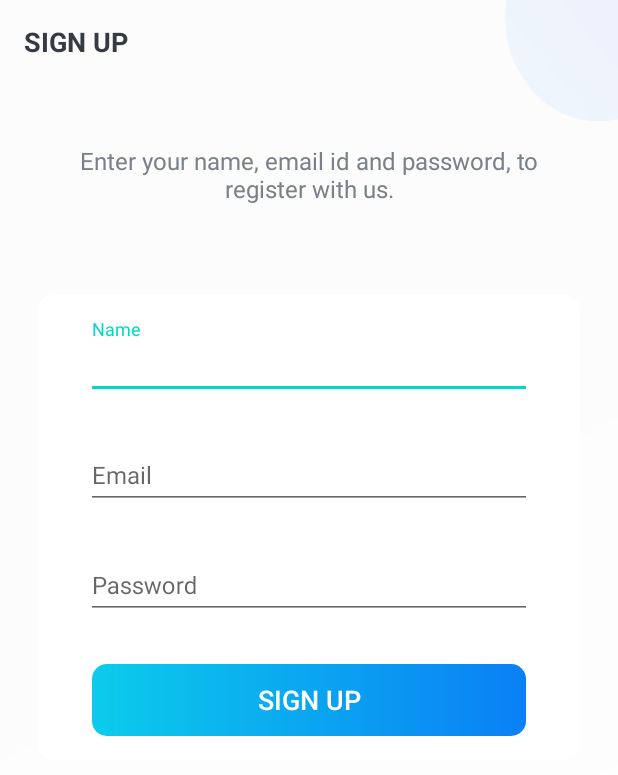
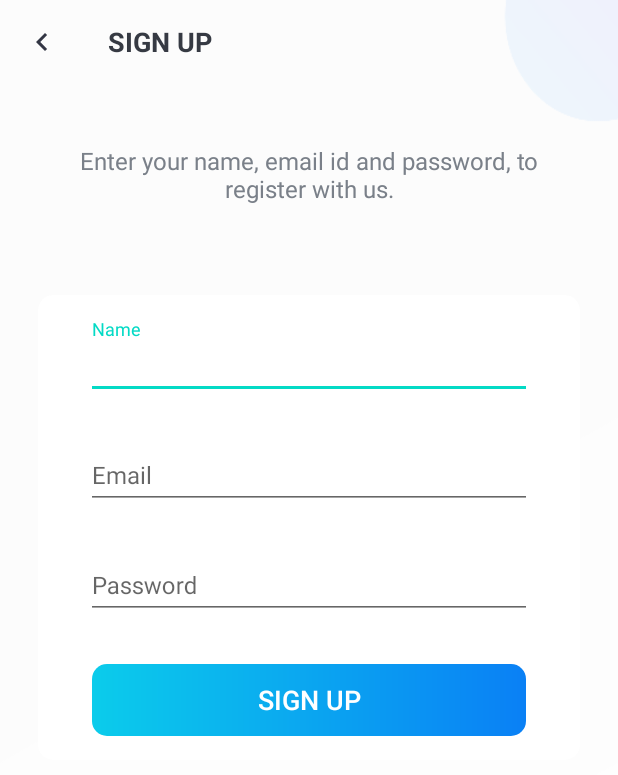
Before and after one commit to brucewu1996/Google_DSC_food168, an Android app: the SignUpActivity screen opened directly, with no data from a screen before it, on a phone screen of 412 x 824 dp. Shown: the top 775 px of the screen. Run offline under Robolectric (Android 15) with nearby library versions, the phone set to English and light mode, and no system bars; Roboto replaces fonts that are not available here.

Commit message:
Fix: sign up page

```diff
--- a/app/src/main/java/com/example/androidcamera/IntroActivity.kt
+++ b/app/src/main/java/com/example/androidcamera/IntroActivity.kt
@@ -1,8 +1,10 @@
 package com.example.androidcamera
 
+import android.content.Intent
 import androidx.appcompat.app.AppCompatActivity
 import android.os.Bundle
 import android.view.WindowManager
+import kotlinx.android.synthetic.main.activity_intro.*
 
 class IntroActivity : AppCompatActivity() {
     override fun onCreate(savedInstanceState: Bundle?) {
@@ -13,5 +15,9 @@ class IntroActivity : AppCompatActivity() {
             WindowManager.LayoutParams.FLAG_FULLSCREEN,
             WindowManager.LayoutParams.FLAG_FULLSCREEN
         )
+
+        btn_sign_in_intro.setOnClickListener {
+            startActivity(Intent(this, SignUpActivity::class.java))
+        }
     }
 }
--- a/app/src/main/java/com/example/androidcamera/SignUpActivity.kt
+++ b/app/src/main/java/com/example/androidcamera/SignUpActivity.kt
@@ -2,10 +2,32 @@ package com.example.androidcamera
 
 import androidx.appcompat.app.AppCompatActivity
 import android.os.Bundle
+import android.view.WindowManager
+import kotlinx.android.synthetic.main.activity_sign_up.*
 
 class SignUpActivity : AppCompatActivity() {
     override fun onCreate(savedInstanceState: Bundle?) {
         super.onCreate(savedInstanceState)
         setContentView(R.layout.activity_sign_up)
+
+        window.setFlags(
+            WindowManager.LayoutParams.FLAG_FULLSCREEN,
+            WindowManager.LayoutParams.FLAG_FULLSCREEN
+        )
+
+        setupActionBar()
+    }
+
+    private fun setupActionBar() {
+
+        setSupportActionBar(toolbar_sign_up_activity)
+
+        val actionBar = supportActionBar
+        if (actionBar != null) {
+            actionBar.setDisplayHomeAsUpEnabled(true)
+            actionBar.setHomeAsUpIndicator(R.drawable.ic_black_color_back_24dp)
+        }
+
+        toolbar_sign_up_activity.setNavigationOnClickListener { onBackPressed() }
     }
 }
--- /dev/null
+++ b/app/src/main/res/drawable-ldpi/ic_black_color_back_24dp.xml
@@ -0,0 +1,10 @@
+<vector xmlns:android="http://schemas.android.com/apk/res/android"
+    android:width="24dp"
+    android:height="24dp"
+    android:tint="#333644"
+    android:viewportWidth="24.0"
+    android:viewportHeight="24.0">
+    <path
+        android:fillColor="@android:color/white"
+        android:pathData="M15.41,7.41L14,6l-6,6 6,6 1.41,-1.41L10.83,12z" />
+</vector>
--- a/app/src/main/res/layout/activity_intro.xml
+++ b/app/src/main/res/layout/activity_intro.xml
@@ -45,7 +45,6 @@
         android:textColor="@color/secondary_text_color"
         android:textSize="@dimen/intro_text_size" />
 
-    <!--TODO (Step 8: Button background files are added in the drawable folder.)-->
     <android.widget.Button
         android:id="@+id/btn_sign_in_intro"
         android:layout_width="match_parent"
```
